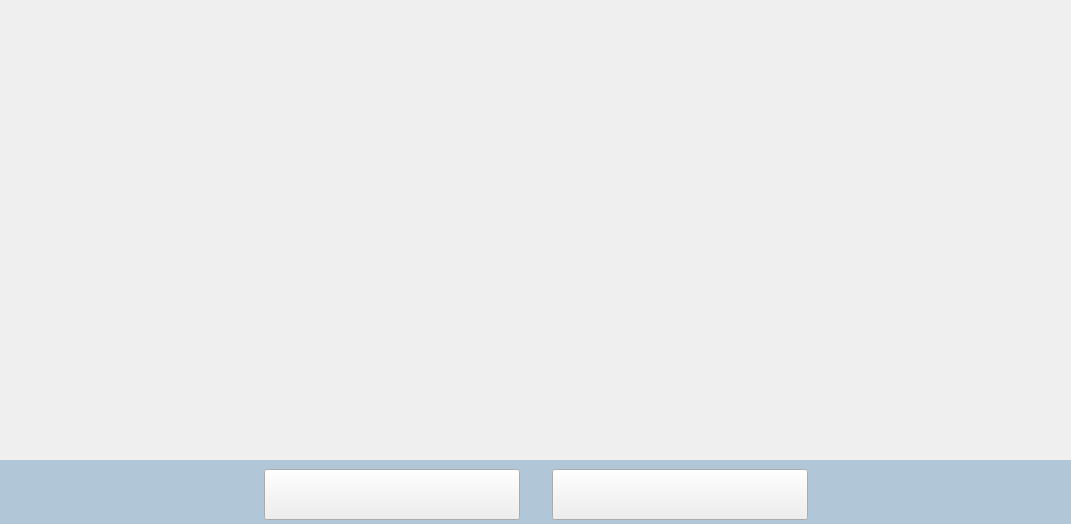
Above: creator-pluginBucket/res/bucketPicker.ui from VRMakerTeam/VRMaker before the change. Below: the same form after it.
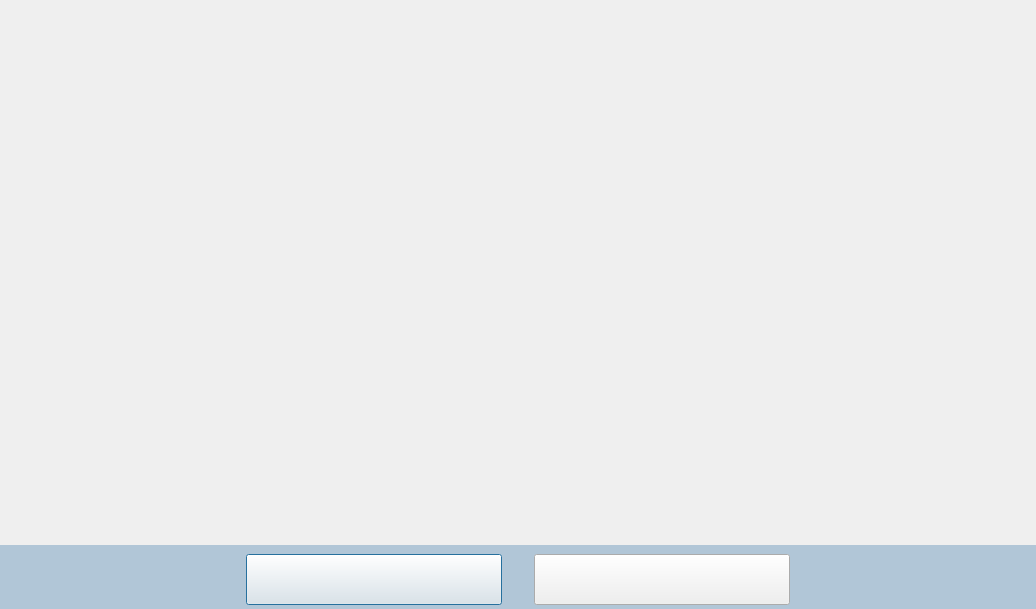
That is the form after the change. Icons and pictures are not drawn.

Commit message: use model exec assets picker

```diff
--- a/creator-pluginBucket/res/bucketPicker.ui
+++ b/creator-pluginBucket/res/bucketPicker.ui
@@ -1,13 +1,13 @@
 <?xml version="1.0" encoding="UTF-8"?>
 <ui version="4.0">
  <class>UiBucketPicker</class>
- <widget class="QWidget" name="UiBucketPicker">
+ <widget class="QDialog" name="UiBucketPicker">
   <property name="geometry">
    <rect>
     <x>0</x>
     <y>0</y>
-    <width>1071</width>
-    <height>524</height>
+    <width>1036</width>
+    <height>609</height>
    </rect>
   </property>
   <property name="windowTitle">
```
Left out of the diff: 2 changed lines with no effect on the pictures. The commit also changes 3 other files.
